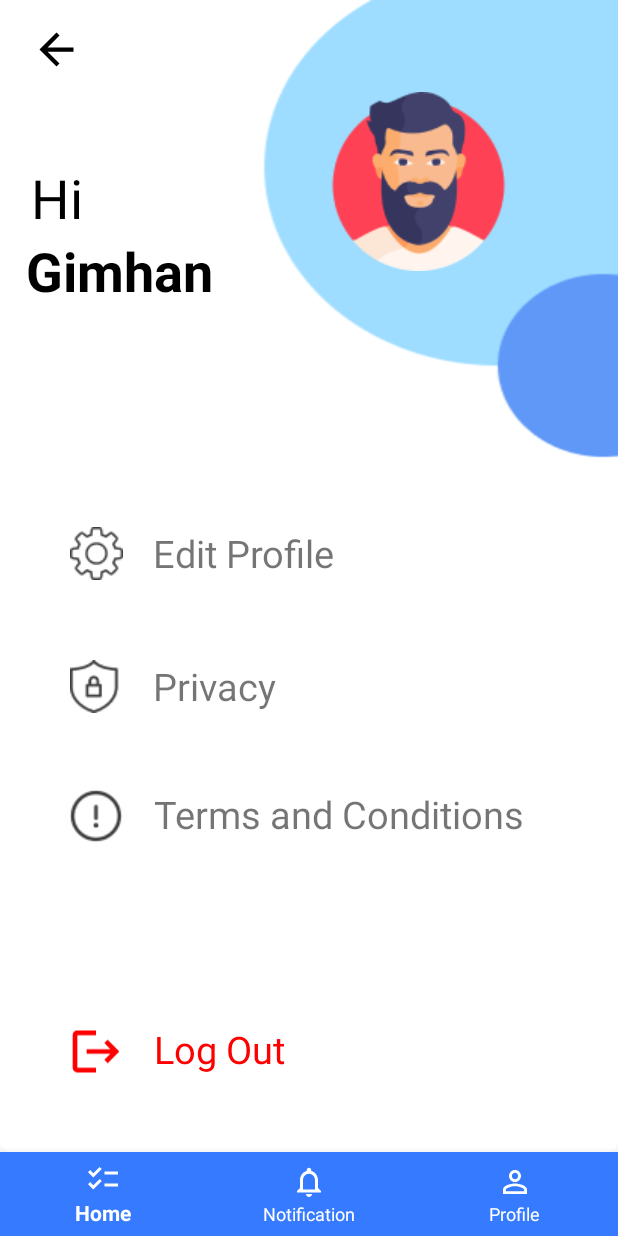
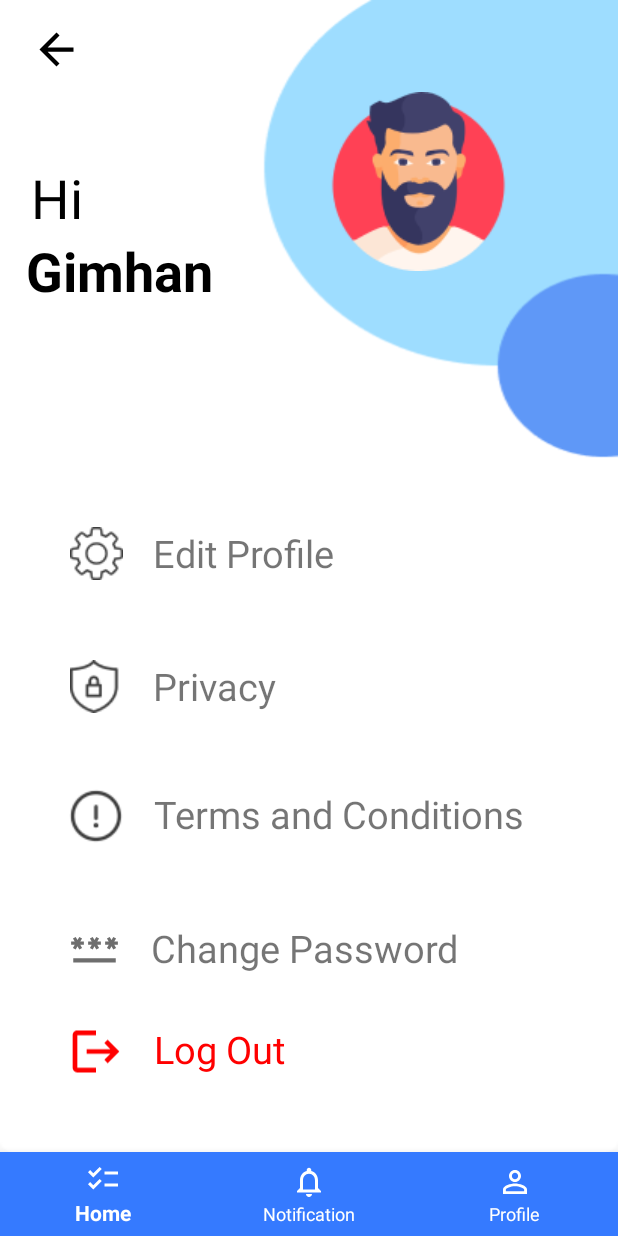
Before and after one commit to GimhanPerera/Task-Scheduling-App, an Android app: the fragment ProfileFragment placed in its activity, on a phone screen of 412 x 824 dp. Run offline under Robolectric (Android 15) with nearby library versions, the phone set to English and light mode, and no system bars.

Commit message:
profile page completed

```diff
--- a/app/src/main/AndroidManifest.xml
+++ b/app/src/main/AndroidManifest.xml
@@ -23,6 +23,7 @@
             android:exported="false" />
         <activity
             android:name=".LoginActivity"
+
             android:exported="false" />
         <activity
             android:name=".HomeActivity"
--- a/app/src/main/java/com/example/test3/ProfileFragment.java
+++ b/app/src/main/java/com/example/test3/ProfileFragment.java
@@ -29,6 +29,8 @@ public class ProfileFragment extends Fragment {
 
     private TextView firstNameTextView;
     private TextView logout;
+
+    private TextView newpd;
     // TODO: Rename and change types of parameters
     private String mParam1;
     private String mParam2;
@@ -75,7 +77,7 @@ public class ProfileFragment extends Fragment {
         View view = inflater.inflate(R.layout.fragment_profile, container, false);
         firstNameTextView = view.findViewById(R.id.name);
         logout = view.findViewById(R.id.logOutText);
-
+        newpd = view.findViewById(R.id.newpwd);
         int loggedInUserId = userClass.getLoggedInUserId();
         if (loggedInUserId != -1) {
             User user = getUserById(loggedInUserId);
@@ -89,6 +91,12 @@ public class ProfileFragment extends Fragment {
             public void onClick(View v) {
                 goToLoginPage();
             }
+        });
+
+        newpd.setOnClickListener(new View.OnClickListener() {
+            @Override
+            public void onClick(View v) {
+                goToNewPasswordPage();}
         });
         return view;
     }
@@ -109,4 +117,9 @@ public class ProfileFragment extends Fragment {
         Intent intent = new Intent(getActivity(), LoginActivity.class);
         startActivity(intent);
     }
+
+    public void goToNewPasswordPage(){
+        Intent intent = new Intent(getActivity(), NewPasswordActivity.class);
+        startActivity(intent);
+    }
 }
--- /dev/null
+++ b/app/src/main/res/drawable/baseline_change_circle_24.xml
@@ -0,0 +1,5 @@
+<vector android:height="24dp" android:tint="#6E6E6E"
+    android:viewportHeight="24" android:viewportWidth="24"
+    android:width="24dp" xmlns:android="http://schemas.android.com/apk/res/android">
+    <path android:fillColor="@android:color/white" android:pathData="M12,2C6.48,2 2,6.48 2,12c0,5.52 4.48,10 10,10s10,-4.48 10,-10C22,6.48 17.52,2 12,2zM12.06,19v-2.01c-0.02,0 -0.04,0 -0.06,0c-1.28,0 -2.56,-0.49 -3.54,-1.46c-1.71,-1.71 -1.92,-4.35 -0.64,-6.29l1.1,1.1c-0.71,1.33 -0.53,3.01 0.59,4.13c0.7,0.7 1.62,1.03 2.54,1.01v-2.14l2.83,2.83L12.06,19zM16.17,14.76l-1.1,-1.1c0.71,-1.33 0.53,-3.01 -0.59,-4.13C13.79,8.84 12.9,8.5 12,8.5c-0.02,0 -0.04,0 -0.06,0v2.15L9.11,7.83L11.94,5v2.02c1.3,-0.02 2.61,0.45 3.6,1.45C17.24,10.17 17.45,12.82 16.17,14.76z"/>
+</vector>
--- /dev/null
+++ b/app/src/main/res/drawable/baseline_password_24.xml
@@ -0,0 +1,5 @@
+<vector android:height="24dp" android:tint="#6E6E6E"
+    android:viewportHeight="24" android:viewportWidth="24"
+    android:width="24dp" xmlns:android="http://schemas.android.com/apk/res/android">
+    <path android:fillColor="@android:color/white" android:pathData="M2,17h20v2H2V17zM3.15,12.95L4,11.47l0.85,1.48l1.3,-0.75L5.3,10.72H7v-1.5H5.3l0.85,-1.47L4.85,7L4,8.47L3.15,7l-1.3,0.75L2.7,9.22H1v1.5h1.7L1.85,12.2L3.15,12.95zM9.85,12.2l1.3,0.75L12,11.47l0.85,1.48l1.3,-0.75l-0.85,-1.48H15v-1.5h-1.7l0.85,-1.47L12.85,7L12,8.47L11.15,7l-1.3,0.75l0.85,1.47H9v1.5h1.7L9.85,12.2zM23,9.22h-1.7l0.85,-1.47L20.85,7L20,8.47L19.15,7l-1.3,0.75l0.85,1.47H17v1.5h1.7l-0.85,1.48l1.3,0.75L20,11.47l0.85,1.48l1.3,-0.75l-0.85,-1.48H23V9.22z"/>
+</vector>
--- a/app/src/main/res/layout/activity_login.xml
+++ b/app/src/main/res/layout/activity_login.xml
@@ -8,6 +8,12 @@
     android:layout_height="match_parent"
     android:background="@drawable/login_background"
     android:id="@+id/pt">
+
+
+
+
+
+
 
     <ImageView
         android:id="@+id/imageView"
--- a/app/src/main/res/layout/fragment_profile.xml
+++ b/app/src/main/res/layout/fragment_profile.xml
@@ -181,6 +181,23 @@
         app:layout_constraintStart_toStartOf="parent"
         app:layout_constraintTop_toBottomOf="@+id/linearLayout3">
 
+        <ImageView
+            android:id="@+id/newpwdcon"
+            android:layout_width="35dp"
+            android:layout_height="34dp"
+
+            android:layout_marginStart="24dp"
+            android:src="@drawable/baseline_password_24" />
+
+
+
+        <TextView
+            android:id="@+id/newpwd"
+            android:layout_width="wrap_content"
+            android:layout_height="wrap_content"
+            android:layout_marginStart="20dp"
+            android:text="Change Password"
+            android:textSize="25dp" />
 
     </LinearLayout>
 
```
